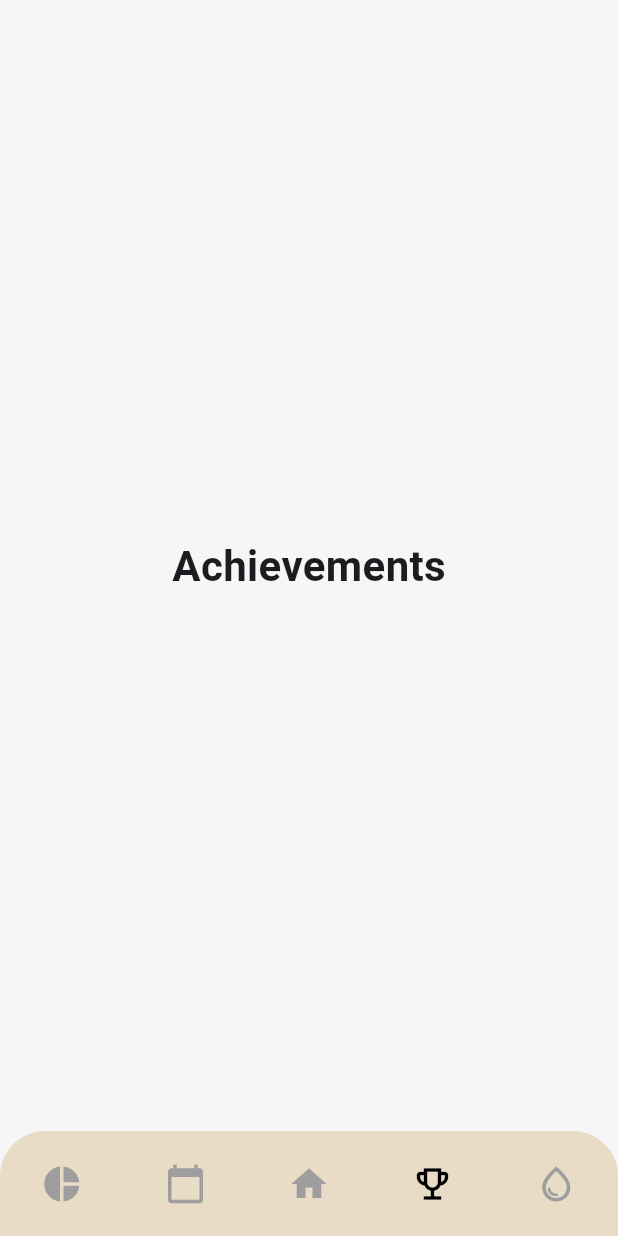
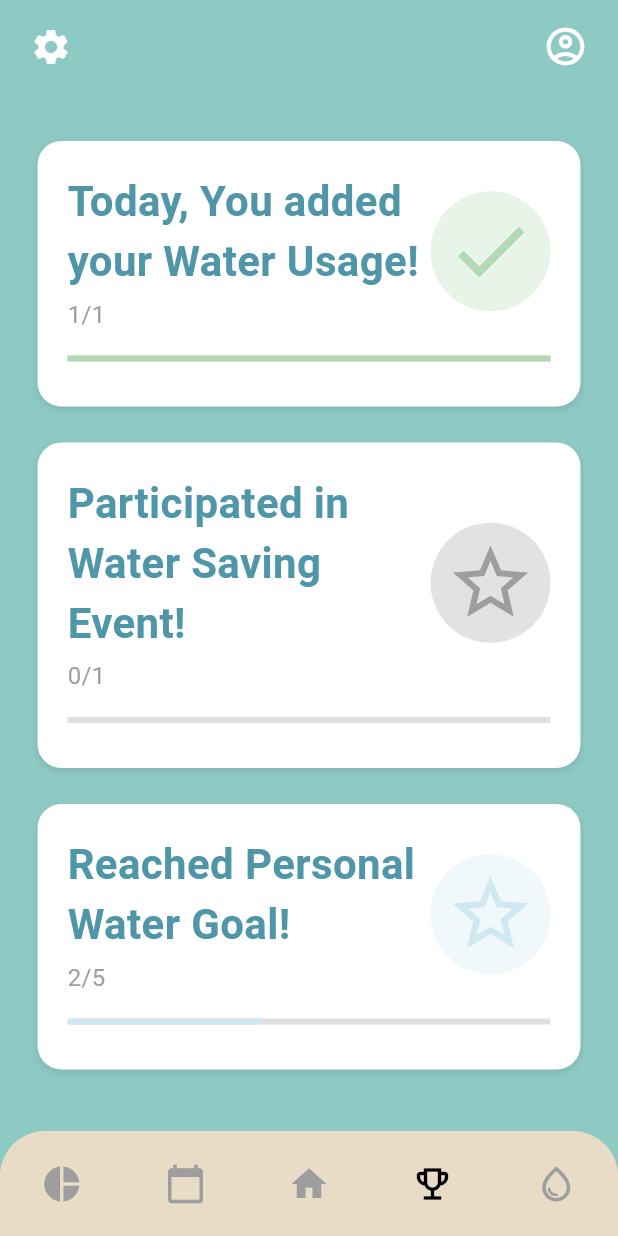
Before and after one commit to 1tshadowz/ITDS283_Sec2_Group12, a Flutter app: the AchievementPage screen opened directly, on a phone screen of 412 x 824 dp. Run offline on Flutter 3.47's test engine with Material 3 defaults, Android fonts, the phone set to English and light mode, and no system bars; our stand-ins replace sqflite; accounts and stored records are empty.

Commit message:
Update Achievement Design

```diff
--- a/lib/pages/achievement.dart
+++ b/lib/pages/achievement.dart
@@ -16,44 +16,165 @@ class AchievementPage extends StatefulWidget {
 class _AchievementPageState extends State<AchievementPage> {
   int selectedIndex = 3;
 
+  final List<Map<String, dynamic>> achievements = [
+    {
+      'title': 'Today, You added your Water Usage!',
+      'progress': '1/1',
+      'color': const Color(0xFFB2D9B2),
+      'completed': true,
+    },
+    {
+      'title': 'Participated in Water Saving Event!',
+      'progress': '0/1',
+      'color': Colors.grey,
+      'completed': false,
+    },
+    {
+      'title': 'Reached Personal Water Goal!',
+      'progress': '2/5',
+      'color': const Color(0xFFD0E8F2),
+      'completed': false,
+    },
+  ];
+
   void _onItemTapped(int index) {
     if (index == selectedIndex) return;
-
     setState(() {
       selectedIndex = index;
     });
 
     if (index == 0) {
       Navigator.pushReplacement(
-        context,
-        MaterialPageRoute(builder: (_) => const TrackWaterPage()),
-      );
+          context, MaterialPageRoute(builder: (_) => const TrackWaterPage()));
     } else if (index == 1) {
       Navigator.pushReplacement(
-        context,
-        MaterialPageRoute(builder: (_) => const ActivityPage()),
-      );
+          context, MaterialPageRoute(builder: (_) => const ActivityPage()));
     } else if (index == 2) {
       Navigator.pushReplacement(
-        context,
-        MaterialPageRoute(builder: (_) => const DashboardPage()),
-      );
+          context, MaterialPageRoute(builder: (_) => const DashboardPage()));
     } else if (index == 4) {
       Navigator.pushReplacement(
-        context,
-        MaterialPageRoute(builder: (_) => const ProductPage()),
-      );
+          context, MaterialPageRoute(builder: (_) => const ProductPage()));
     }
+  }
+
+  double getProgressValue(String progress) {
+    final parts = progress.split('/');
+    final current = int.parse(parts[0]);
+    final total = int.parse(parts[1]);
+
+    return current / total;
+  }
+
+  // Widget สำหรับการ์ด Achievement
+  Widget buildAchievementCard(Map<String, dynamic> achievement) {
+    String progress = achievement['progress'];
+    double progressValue = getProgressValue(progress);
+
+    return Container(
+      margin: const EdgeInsets.symmetric(vertical: 12, horizontal: 25),
+      padding: const EdgeInsets.symmetric(vertical: 20, horizontal: 20),
+      decoration: BoxDecoration(
+        color: Colors.white,
+        borderRadius: BorderRadius.circular(16),
+        boxShadow: [
+          BoxShadow(
+            color: Colors.black12.withOpacity(0.1),
+            blurRadius: 4,
+            offset: const Offset(0, 2),
+          ),
+        ],
+      ),
+      child: Column(
+        children: [
+          // Text อยู่ทางซ้าย, ไอคอนอยู่ทางขวา
+          Row(
+            children: [
+              Expanded(
+                child: Column(
+                  crossAxisAlignment: CrossAxisAlignment.start,
+                  children: [
+                    Text(
+                      achievement['title'],
+                      style: const TextStyle(
+                        fontSize: 28,
+                        fontWeight: FontWeight.bold,
+                        color: Color.fromARGB(255, 79, 150, 168),
+                      ),
+                    ),
+                    const SizedBox(height: 4),
+                    Text(
+                      achievement['progress'],
+                      style: const TextStyle(fontSize: 16, color: Colors.grey),
+                    ),
+                  ],
+                ),
+              ),
+              // ไอคอนจะอยู่ทางขวาสุด
+              Container(
+                width: 80,
+                height: 80,
+                decoration: BoxDecoration(
+                  color: (achievement['color'] as Color).withOpacity(0.3),
+                  shape: BoxShape.circle,
+                ),
+                child: Icon(
+                  achievement['completed'] ? Icons.check : Icons.star_outline,
+                  color: achievement['color'] as Color,
+                  size: 60,
+                ),
+              ),
+            ],
+          ),
+          const SizedBox(height: 16),
+          // LinearProgressIndicator อยู่ด้านล่าง
+          Align(
+            alignment: Alignment.bottomCenter,
+            child: Column(
+              children: [
+                LinearProgressIndicator(
+                  value: progressValue,
+                  backgroundColor: Colors.grey[300],
+                  valueColor: AlwaysStoppedAnimation<Color>(
+                    achievement['color'],
+                  ),
+                ),
+                const SizedBox(height: 10),
+              ],
+            ),
+          ),
+        ],
+      ),
+    );
   }
 
   @override
   Widget build(BuildContext context) {
     return Scaffold(
-      backgroundColor: const Color(0xFFF6F6F6),
-      body: Center(
-        child: Text(
-          widget.title,
-          style: const TextStyle(fontSize: 28, fontWeight: FontWeight.bold),
+      backgroundColor: const Color(0xFF8ECAC4),
+      body: SafeArea(
+        child: Column(
+          children: [
+            Padding(
+              padding: const EdgeInsets.symmetric(horizontal: 20, vertical: 16),
+              child: Row(
+                mainAxisAlignment: MainAxisAlignment.spaceBetween,
+                children: const [
+                  Icon(Icons.settings, color: Colors.white, size: 28),
+                  Icon(Icons.account_circle_outlined, color: Colors.white, size: 30),
+                ],
+              ),
+            ),
+            const SizedBox(height: 20),
+            Expanded(
+              child: ListView.builder(
+                itemCount: achievements.length,
+                itemBuilder: (context, index) {
+                  return buildAchievementCard(achievements[index]);
+                },
+              ),
+            ),
+          ],
         ),
       ),
       bottomNavigationBar: _CustomBottomNavBar(
```
